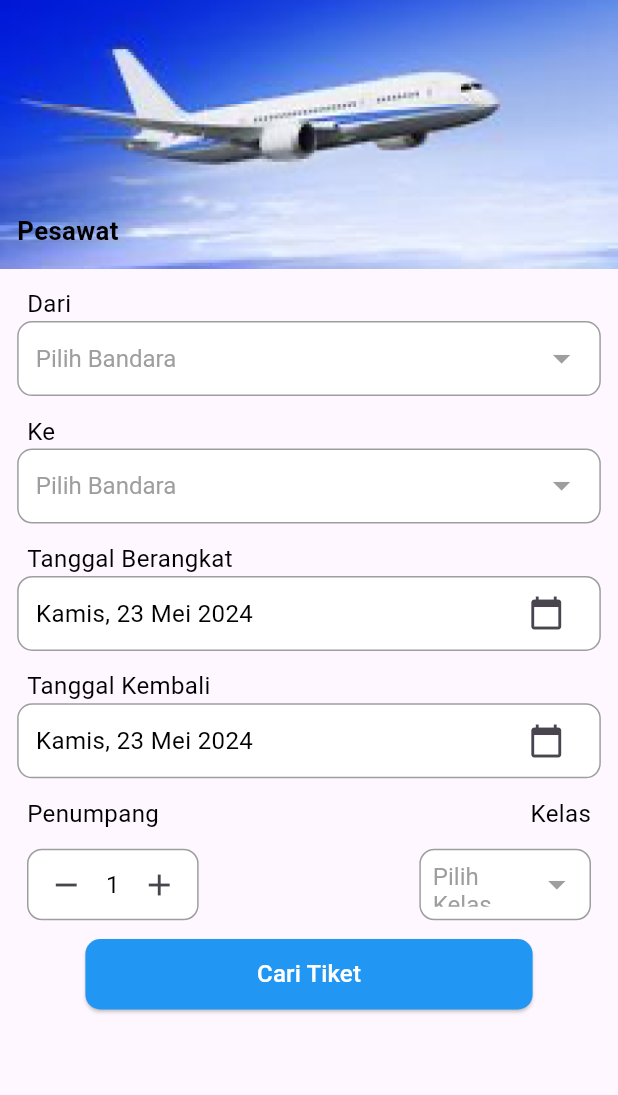
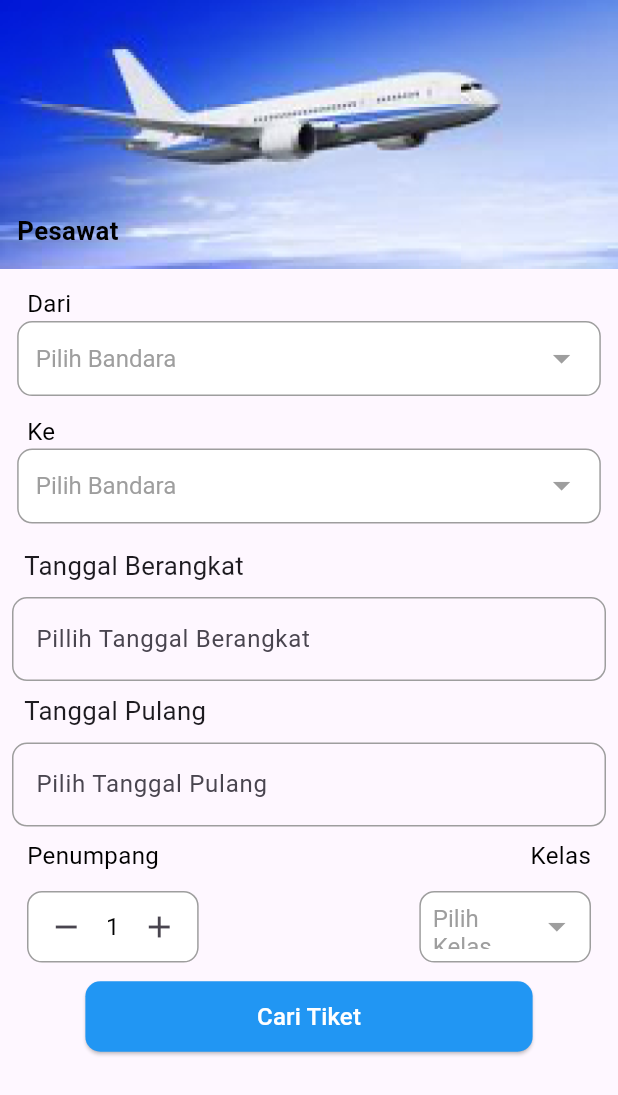
Before and after one commit to kfahmi77/travelgram, a Flutter app: the PesawatView screen opened by its route, on a phone screen of 412 x 824 dp. Shown: the top 1095 px of the screen. Run offline on Flutter 3.47's test engine with Material 3 defaults, Android fonts, the phone set to English and light mode, and no system bars; our stand-ins replace animated_notch_bottom_bar, flutter_map, flutter_rating_bar, flutter_screenutil, font_awesome_flutter, get and 6 more; accounts and stored records are empty; network calls fail.

Commit message:
fix duplicate datepicker

```diff
--- a/lib/app/modules/tiket/pesawat/views/pesawat_view.dart
+++ b/lib/app/modules/tiket/pesawat/views/pesawat_view.dart
@@ -19,7 +19,8 @@ class _PesawatViewState extends State<PesawatView> {
   String selectedProvinsi = "";
   String selectedKelas = "";
   DateTime selectedDate = DateTime.now();
-  DateTime? selectedDateKembali;
+  TextEditingController _dateController1 = TextEditingController();
+  TextEditingController _dateController2 = TextEditingController();
   int penumpang = 1;
 
   Map<String, String> bandaraProvinsiMap = {
@@ -46,21 +47,17 @@ class _PesawatViewState extends State<PesawatView> {
     return DateFormat('EEEE, dd MMMM yyyy', 'id_ID').format(date);
   }
 
-  Future<void> _selectDate(BuildContext context, bool isDepartureDate) async {
+  Future<void> _selectDate(
+      BuildContext context, TextEditingController controller) async {
     final DateTime? picked = await showDatePicker(
       context: context,
-      initialDate:
-          isDepartureDate ? selectedDate : selectedDateKembali ?? selectedDate,
-      firstDate: DateTime(2015, 8),
+      initialDate: DateTime.now(),
+      firstDate: DateTime(2000),
       lastDate: DateTime(2101),
     );
-    if (picked != null) {
+    if (picked != null && picked != DateTime.now()) {
       setState(() {
-        if (isDepartureDate) {
-          selectedDate = picked;
-        } else {
-          selectedDateKembali = picked;
-        }
+        controller.text = formatDate(picked);
       });
     }
   }
@@ -253,102 +250,94 @@ class _PesawatViewState extends State<PesawatView> {
               ),
             ),
           ),
-          SizedBox(
-            height: 10.h,
-          ),
           Padding(
-            padding: const EdgeInsets.only(left: 18.0),
-            child: Row(
+            padding: const EdgeInsets.all(8.0),
+            child: Column(
               children: [
-                Text("Tanggal Berangkat",
-                    style: TextStyle(
-                      color: Colors.black,
-                      fontSize: 14.sp,
-                    )),
-              ],
-            ),
-          ),
-          //create a date picker
-          Container(
-            margin: EdgeInsets.symmetric(horizontal: 10.w),
-            padding: EdgeInsets.symmetric(horizontal: 10.w),
-            decoration: BoxDecoration(
-              color: Colors.white,
-              borderRadius: BorderRadius.circular(10),
-              border: Border.all(
-                color: Colors.grey,
-              ),
-            ),
+                Padding(
+                  padding: const EdgeInsets.all(8.0),
                   child: Row(
                     children: [
                       Text(
-                  formatDate(selectedDate),
+                        'Tanggal Berangkat',
                         style: TextStyle(
-                    color: Colors.black,
-                    fontSize: 14.sp,
-                  ),
-                ),
-                const Spacer(),
-                IconButton(
-                  icon: const Icon(Icons.calendar_today),
-                  onPressed: () async {
-                    await _selectDate(context, true); // for departure date
-                    log(selectedDate.toString());
-                  },
-                ),
-              ],
-            ),
-          ),
-          SizedBox(
-            height: 10.h,
-          ),
-          Padding(
-            padding: const EdgeInsets.only(left: 18.0),
-            child: Row(
-              children: [
-                Text(
-                  "Tanggal Kembali",
-                  style: TextStyle(
-                    color: Colors.black,
-                    fontSize: 14.sp,
+                          fontSize: 15.sp,
+                          fontWeight: FontWeight.normal,
                         ),
                       ),
                     ],
                   ),
                 ),
-
-          Container(
-            margin: EdgeInsets.symmetric(horizontal: 10.w),
-            padding: EdgeInsets.symmetric(horizontal: 10.w),
-            decoration: BoxDecoration(
-              color: Colors.white,
-              borderRadius: BorderRadius.circular(10),
-              border: Border.all(
+                TextField(
+                  controller: _dateController1,
+                  decoration: InputDecoration(
+                    hintText: 'Pillih Tanggal Berangkat',
+                    border: OutlineInputBorder(
+                      borderRadius: BorderRadius.circular(10.0),
+                    ),
+                    enabledBorder: OutlineInputBorder(
+                      borderRadius: BorderRadius.circular(10.0),
+                      borderSide: const BorderSide(
                         color: Colors.grey,
+                        width: 1.0,
                       ),
                     ),
+                    focusedBorder: OutlineInputBorder(
+                      borderRadius: BorderRadius.circular(10.0),
+                      borderSide: const BorderSide(
+                        color: Colors.blue,
+                        width: 2.0,
+                      ),
+                    ),
+                  ),
+                  onTap: () {
+                    FocusScope.of(context).requestFocus(FocusNode());
+                    _selectDate(context, _dateController1);
+                  },
+                ),
+                Padding(
+                  padding: const EdgeInsets.all(8.0),
                   child: Row(
                     children: [
                       Text(
-                  formatDate(selectedDateKembali ?? selectedDate),
+                        'Tanggal Pulang',
                         style: TextStyle(
-                    color: Colors.black,
-                    fontSize: 14.sp,
+                          fontSize: 15.sp,
+                          fontWeight: FontWeight.normal,
                         ),
                       ),
-                const Spacer(),
-                IconButton(
-                  icon: const Icon(Icons.calendar_today),
-                  onPressed: () async {
-                    await _selectDate(context, false); // for return date
-                    log(selectedDateKembali.toString());
+                    ],
+                  ),
+                ),
+                TextField(
+                  controller: _dateController2,
+                  decoration: InputDecoration(
+                    hintText: 'Pilih Tanggal Pulang',
+                    border: OutlineInputBorder(
+                      borderRadius: BorderRadius.circular(10.0),
+                    ),
+                    enabledBorder: OutlineInputBorder(
+                      borderRadius: BorderRadius.circular(10.0),
+                      borderSide: const BorderSide(
+                        color: Colors.grey,
+                        width: 1.0,
+                      ),
+                    ),
+                    focusedBorder: OutlineInputBorder(
+                      borderRadius: BorderRadius.circular(10.0),
+                      borderSide: const BorderSide(
+                        color: Colors.blue,
+                        width: 2.0,
+                      ),
+                    ),
+                  ),
+                  onTap: () {
+                    FocusScope.of(context).requestFocus(FocusNode());
+                    _selectDate(context, _dateController2);
                   },
                 ),
               ],
             ),
-          ),
-          SizedBox(
-            height: 10.h,
           ),
           Padding(
             padding: const EdgeInsets.only(left: 18.0, right: 18.0),
@@ -490,8 +479,8 @@ class _PesawatViewState extends State<PesawatView> {
               Navigator.push(context, MaterialPageRoute(builder: (context) {
                 return CariPesawatView(
                   namaBandaraAsal: dropdownAsalBandara,
-                  namaBandaraTujuan: dropdownTujuanBandara, tanggal: formatDate(selectedDate),
-
+                  namaBandaraTujuan: dropdownTujuanBandara,
+                  tanggal: formatDate(selectedDate),
                 );
               }));
             },
```
Also changed, not shown: lib/app/modules/tiket/bus/views/bus_view.dart (+52 -68 lines), lib/app/modules/tiket/kereta/views/kereta_view.dart (+55 -71 lines). Lines whose indentation alone changed are shown as unchanged.
